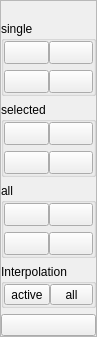
This is src/ui/ui-files/WizardDigitizationFrame.ui in XROMMPackages/xmalab as Qt 5 draws it before an edit. The edited form follows.
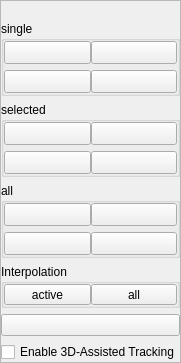
This is the edited form. Icons and pictures are not drawn.

Commit message: Stage 1: Epipolar 2D Tracking implemented

Diff of the .ui file:
```diff
--- a/src/ui/ui-files/WizardDigitizationFrame.ui
+++ b/src/ui/ui-files/WizardDigitizationFrame.ui
@@ -454,6 +454,16 @@
      </layout>
     </widget>
    </item>
+   <item row="7" column="0" colspan="2">
+    <widget class="QCheckBox" name="checkBox_3DTracking">
+     <property name="text">
+      <string>Enable 3D-Assisted Tracking</string>
+     </property>
+     <property name="checked">
+      <bool>false</bool>
+     </property>
+    </widget>
+   </item>
   </layout>
  </widget>
  <resources>
```
The commit also changes 6 other files.
